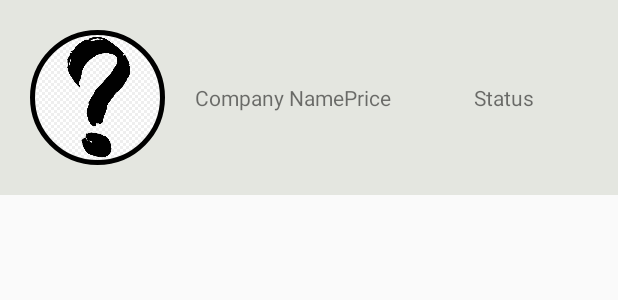
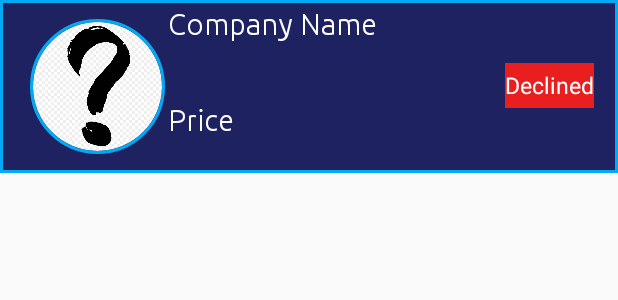
Before and after one commit to HolkerDev/Wholesale, an Android app: the layout item_offer.xml on its own in the app's theme, with its tools: preview values and no code run, on a phone screen of 412 x 824 dp. Shown: the top 300 px of the screen. Run offline under Robolectric (Android 15) with nearby library versions, the phone set to English and light mode, and no system bars.

```diff
--- a/app/src/main/java/com/dev/holker/wholesale/subfragments/OrdersSubfragment.kt
+++ b/app/src/main/java/com/dev/holker/wholesale/subfragments/OrdersSubfragment.kt
@@ -30,18 +30,19 @@ class OrdersSubfragment : Fragment() {
             R.layout.item_order_client,
             mOrders
         )
+        mOrders.clear()
 
+        showAllOrders()
         val view = inflater.inflate(R.layout.subfragment_orders, container, false)
         return view
     }
 
     override fun onStart() {
-        showAllOrders()
         super.onStart()
     }
 
-
     fun showAllOrders() {
+        mOrders.clear()
         val query = ParseQuery<ParseObject>("Order")
 
         query.orderByAscending("createdAt")
--- a/app/src/main/res/layout/item_offer.xml
+++ b/app/src/main/res/layout/item_offer.xml
@@ -1,9 +1,10 @@
 <?xml version="1.0" encoding="utf-8"?>
-<LinearLayout xmlns:android="http://schemas.android.com/apk/res/android"
+<androidx.constraintlayout.widget.ConstraintLayout xmlns:android="http://schemas.android.com/apk/res/android"
     xmlns:app="http://schemas.android.com/apk/res-auto"
+    xmlns:tools="http://schemas.android.com/tools"
     android:layout_width="match_parent"
-    android:layout_height="wrap_content"
-    android:background="@color/colorGaps"
+    android:layout_height="115dp"
+    android:background="@drawable/stroke_offer_main"
     android:orientation="horizontal">
 
 
@@ -12,30 +13,60 @@
         android:layout_width="90dp"
         android:layout_height="90dp"
         android:layout_margin="20dp"
+        android:layout_marginStart="16dp"
+        android:layout_marginTop="5dp"
+        android:layout_marginBottom="13dp"
         android:src="@drawable/unknown"
-        app:civ_border_color="#000000"
-        app:civ_border_width="3dp" />
+        app:civ_border_color="#03A9F4"
+        app:civ_border_width="2dp"
+        app:layout_constraintBottom_toBottomOf="parent"
+        app:layout_constraintStart_toStartOf="parent"
+        app:layout_constraintTop_toTopOf="parent" />
 
     <TextView
         android:id="@+id/offer_item_name"
         android:layout_width="wrap_content"
-        android:layout_height="wrap_content"
+        android:layout_height="26dp"
         android:layout_gravity="center"
-        android:text="Company Name" />
+        android:layout_marginStart="112dp"
+        android:layout_marginTop="4dp"
+        android:fontFamily="@font/ubuntu_light"
+        android:text="Company Name"
+        android:textColor="@color/colorWhite"
+        android:textSize="20sp"
+        app:layout_constraintStart_toStartOf="parent"
+        app:layout_constraintTop_toTopOf="parent" />
 
     <TextView
         android:id="@+id/offer_item_price"
         android:layout_width="wrap_content"
         android:layout_height="wrap_content"
+        android:layout_alignBottom="@+id/offer_item_client_accept"
         android:layout_gravity="center"
-        android:layout_weight="1"
-        android:text="Price" />
+        android:layout_marginStart="112dp"
+        android:layout_marginBottom="24dp"
+        android:layout_toStartOf="@+id/offer_item_client_accept"
+        android:layout_weight="0"
+        android:fontFamily="@font/ubuntu_light"
+        android:text="Price"
+        android:textColor="@color/colorWhite"
+        android:textSize="20sp"
+        app:layout_constraintBottom_toBottomOf="parent"
+        app:layout_constraintStart_toStartOf="parent" />
 
     <TextView
         android:id="@+id/offer_item_status"
         android:layout_width="wrap_content"
-        android:layout_height="wrap_content"
+        android:layout_height="30dp"
         android:layout_gravity="center"
-        android:layout_weight="1"
-        android:text="Status" />
-</LinearLayout>
+        android:layout_marginEnd="16dp"
+        android:layout_marginBottom="43dp"
+        android:background="@color/colorRed"
+        android:gravity="center"
+        android:text="Declined"
+        android:textColor="@color/colorWhite"
+        android:textSize="15dp"
+        app:layout_constraintBottom_toBottomOf="parent"
+        app:layout_constraintEnd_toEndOf="parent" />
+
+</androidx.constraintlayout.widget.ConstraintLayout>
```
Also changed, not shown: app/src/main/java/com/dev/holker/wholesale/OfferAdapter.kt (+29 -0 lines), app/src/main/java/com/dev/holker/wholesale/fragments/SearchFragment.kt (+0 -15 lines).
